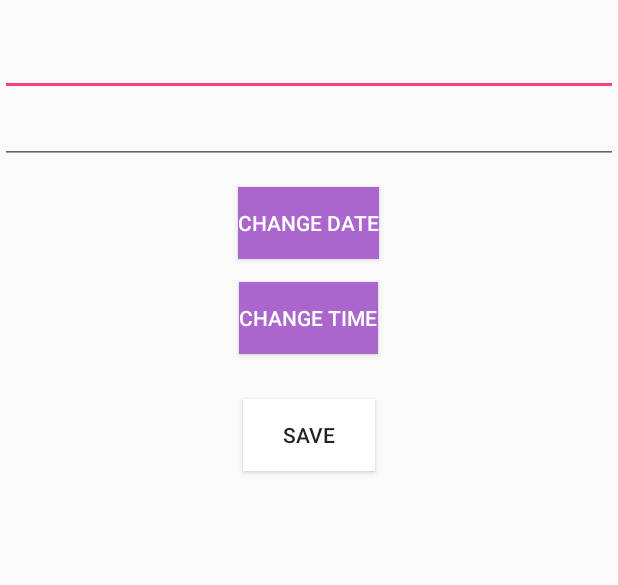
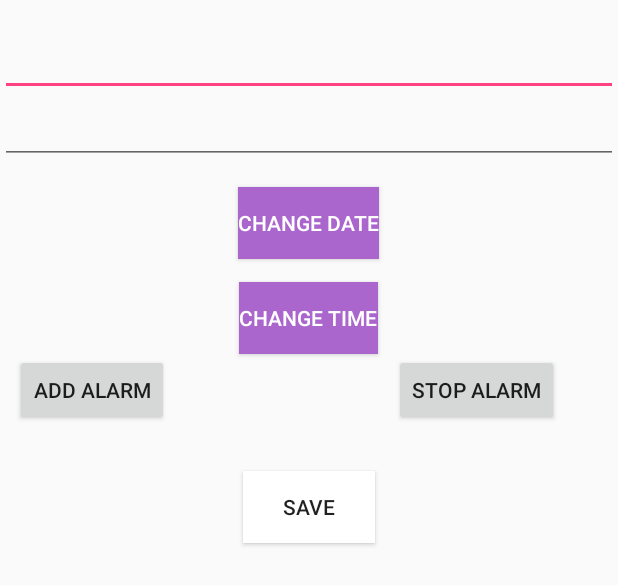
Before and after one commit to simra1311/Todo, an Android app: the layout activity_detail.xml on its own in the app's theme, with its tools: preview values and no code run, on a phone screen of 412 x 824 dp. Shown: the top 585 px of the screen. Run offline under Robolectric (Android 15) with nearby library versions, the phone set to English and light mode, and no system bars.

Commit message:
Alarm added

```diff
--- a/app/src/main/java/com/example/android/jotitdown2/AlarmReceiver.java
+++ b/app/src/main/java/com/example/android/jotitdown2/AlarmReceiver.java
@@ -24,12 +24,15 @@ public class AlarmReceiver extends BroadcastReceiver{
         builder.setContentText("Hello");
 
         Intent intent1 = new Intent(context,MainActivity.class);
+        String title = intent1.getStringExtra("title");
+        String content = intent1.getStringExtra("content");
 
         PendingIntent pendingIntent = PendingIntent.getActivity(context,2,intent1,0);
 
         builder.setAutoCancel(true);
+        builder.setContentTitle(title);
         builder.setContentIntent(pendingIntent);
-
+        builder.setSmallIcon(R.drawable.preview);
 
         if(Build.VERSION.SDK_INT >= 26){
 
--- a/app/src/main/java/com/example/android/jotitdown2/Contract.java
+++ b/app/src/main/java/com/example/android/jotitdown2/Contract.java
@@ -11,6 +11,4 @@ public class Contract {
     public static final String TODO_CONTENT = "content";
     public static final String TODO_ID = "_id";
     public static final String TODO_DATE = "date";
-    public static final String HOUR = "hour";
-    public static final String MINUTE = "minute";
 }
--- a/app/src/main/java/com/example/android/jotitdown2/ExpenseOpenHelper.java
+++ b/app/src/main/java/com/example/android/jotitdown2/ExpenseOpenHelper.java
@@ -29,8 +29,6 @@ public class ExpenseOpenHelper extends SQLiteOpenHelper {
                 Contract.TODO_ID + " INTEGER PRIMARY KEY AUTOINCREMENT, " +
                 Contract.TODO_TITLE + " TEXT, " +
                 Contract.TODO_DATE + " INTEGER, " +
-                Contract.HOUR + " INTEGER, " +
-                Contract.MINUTE + " INTEGER, " +
                 Contract.TODO_CONTENT + " TEXT)";
         sqLiteDatabase.execSQL(query);
     }
--- a/app/src/main/res/layout/activity_detail.xml
+++ b/app/src/main/res/layout/activity_detail.xml
@@ -40,6 +40,28 @@
         android:text="CHANGE TIME"
         android:id="@+id/time"/>
 
+    <LinearLayout
+        android:layout_width="match_parent"
+        android:layout_height="wrap_content"
+        android:orientation="horizontal">
+
+        <Button
+            android:id="@+id/alarm"
+            android:layout_width="wrap_content"
+            android:layout_height="wrap_content"
+            android:text="Add alarm"
+            android:layout_marginLeft="10dp"
+            android:layout_marginRight="150dp"/>
+
+        <Button
+            android:id="@+id/stop"
+            android:layout_width="wrap_content"
+            android:layout_height="wrap_content"
+            android:layout_gravity="end"
+            android:text="Stop Alarm" />
+
+    </LinearLayout>
+
     <Button
         android:layout_width="wrap_content"
         android:layout_height="wrap_content"
```
Also changed, not shown: app/src/main/java/com/example/android/jotitdown2/CustomAdapter.java (+3 -6 lines), app/src/main/java/com/example/android/jotitdown2/DetailActivity.java (+61 -14 lines), app/src/main/java/com/example/android/jotitdown2/MainActivity.java (+30 -27 lines), app/src/main/java/com/example/android/jotitdown2/Todo.java (+2 -19 lines), app/src/main/res/layout/detail_row_layout.xml (+7 -7 lines), app/src/main/res/layout/dialogue_layout.xml (+7 -0 lines), app/src/main/res/drawable/preview.png (added).
